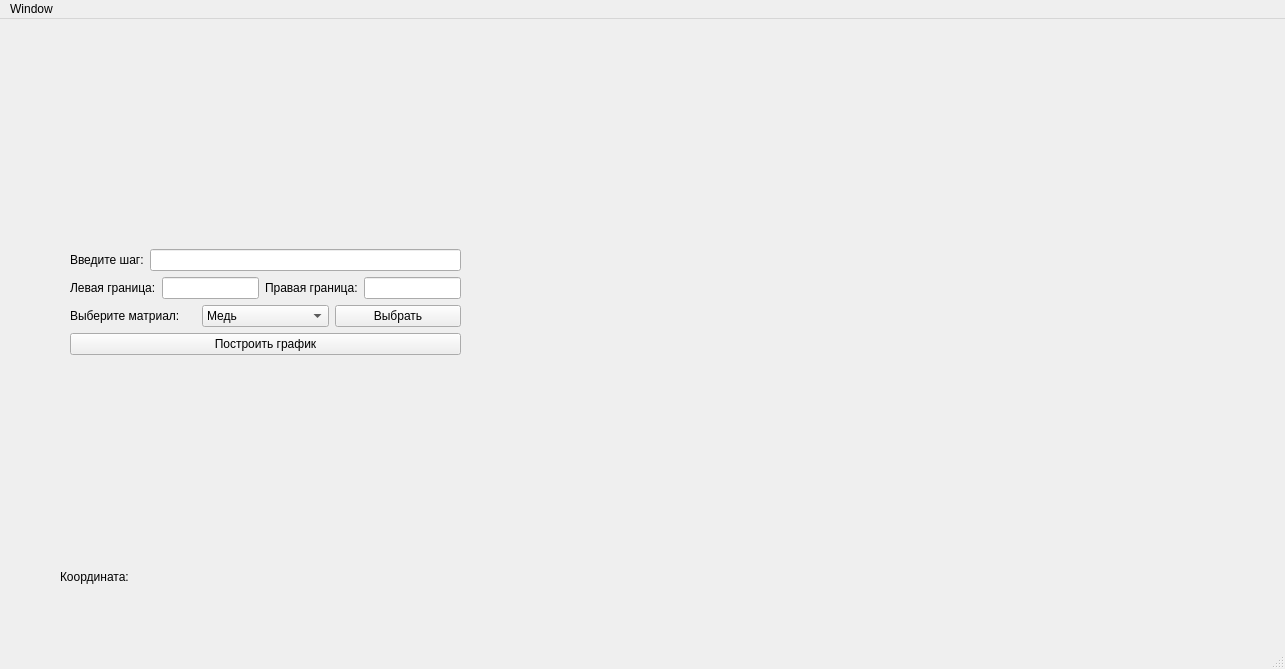
Old version of the form mainwindow.ui in the repository Athhh/Diplom.
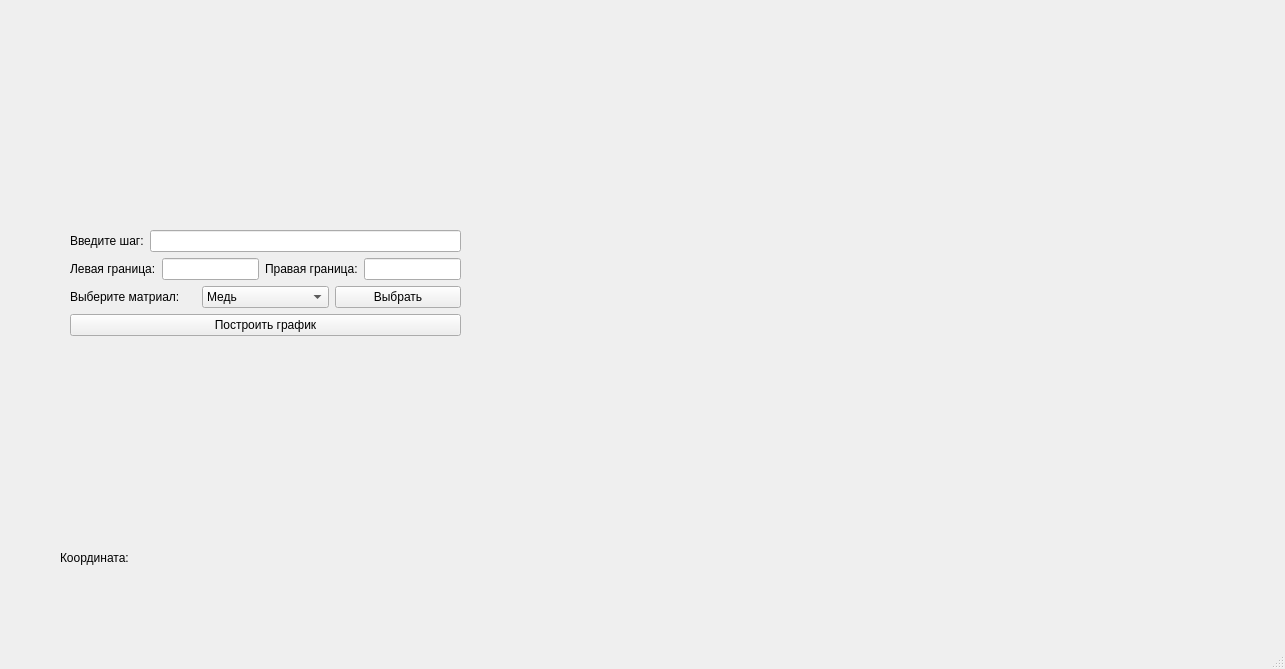
New version of the form. Custom widgets are drawn as their Qt base class.

Commit message: Не работает стирание графиков

Diff of the .ui file:
```diff
--- a/mainwindow.ui
+++ b/mainwindow.ui
@@ -128,7 +128,8 @@
     </property>
    </widget>
   </widget>
-  <widget class="QMenuBar" name="menubar">
+  <widget class="QStatusBar" name="statusbar"/>
+  <widget class="QMenuBar" name="menuBar">
    <property name="geometry">
     <rect>
      <x>0</x>
@@ -137,12 +138,6 @@
      <height>20</height>
     </rect>
    </property>
-   <widget class="QMenu" name="menuWindow">
-    <property name="title">
-     <string>Window</string>
-    </property>
-   </widget>
-   <addaction name="menuWindow"/>
   </widget>
   <widget class="QStatusBar" name="statusbar"/>
  </widget>
```
Left out of the diff: 1 changed line with no effect on the pictures. The commit also changes 2 other files.
